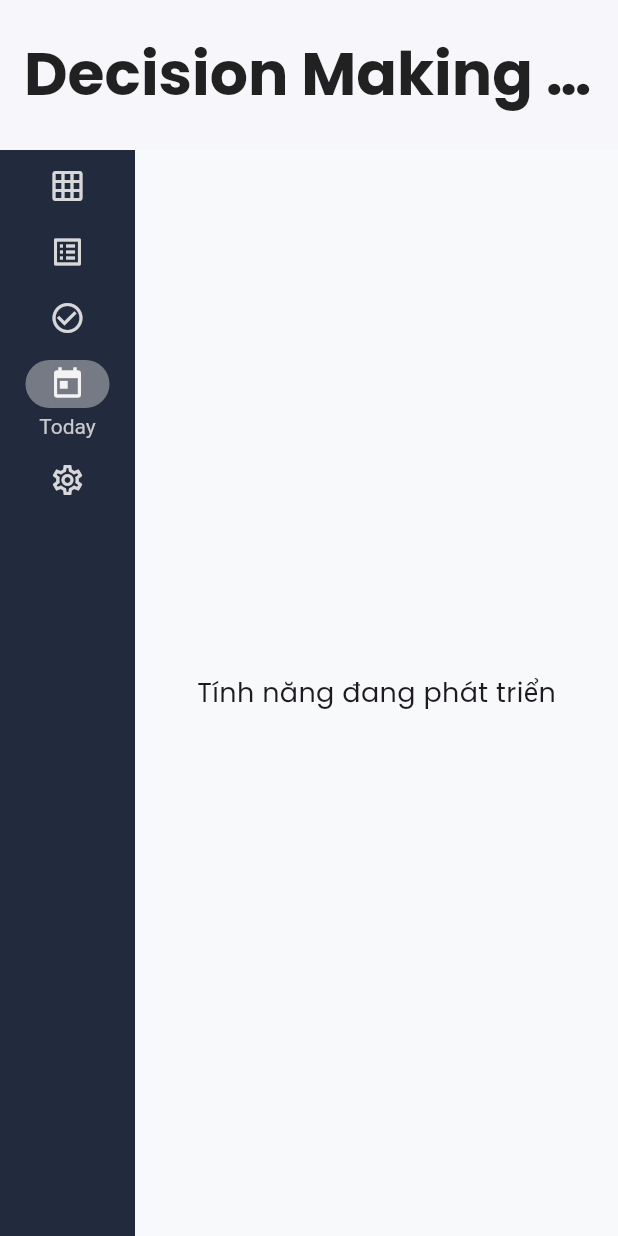
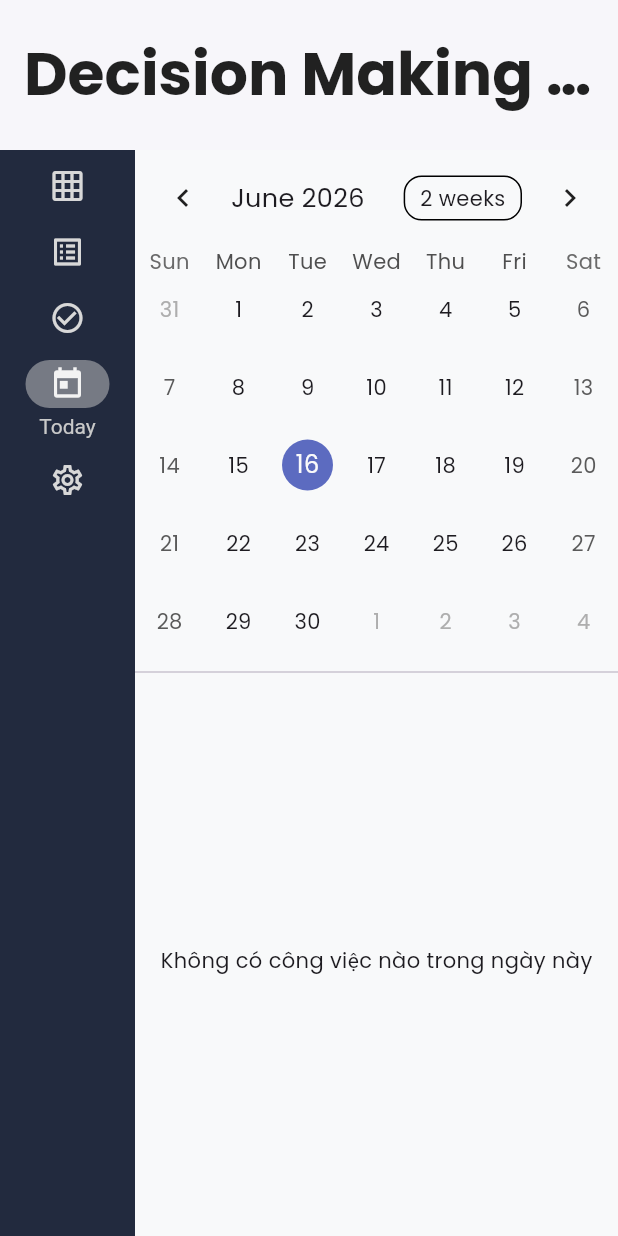
Before and after one commit to Chick25/decisionMakingTool, a Flutter app: the screen it shows after launch, after a tap on "All Tasks", after a tap on "Completed", after a tap on "Today", on a phone screen of 412 x 824 dp. Run offline on Flutter 3.47's test engine with Material 3 defaults, Android fonts, the phone set to English and light mode, and no system bars; drawn by our look-alikes of table_calendar; our stand-ins replace fl_chart, google_fonts, hive_flutter, shared_preferences; accounts and stored records are empty.

Commit message:
add feature today & completed

```diff
--- /dev/null
+++ b/lib/features/all_task/completed_screen.dart
@@ -0,0 +1,169 @@
+import 'package:flutter/material.dart';
+import 'package:provider/provider.dart';
+import 'package:google_fonts/google_fonts.dart';
+import '../../providers/task_provider.dart';
+import '../../models/task.dart';
+import '../../services/task_service.dart';
+
+class CompletedScreen extends StatelessWidget {
+  const CompletedScreen({super.key});
+
+  // Hàm xác định Key để xóa/tương tác
+  String _findKeyForTask(Task task, TaskProvider provider) {
+    if (provider.urgentImportant.contains(task)) return TaskService.urgentImportantKey;
+    if (provider.notUrgentImportant.contains(task)) return TaskService.notUrgentImportantKey;
+    if (provider.urgentNotImportant.contains(task)) return TaskService.urgentNotImportantKey;
+    return TaskService.notUrgentNotImportantKey;
+  }
+
+  @override
+  Widget build(BuildContext context) {
+    return Scaffold(
+      backgroundColor: const Color(0xFFF8F9FA), // Màu nền xám nhạt cực sang
+      body: Consumer<TaskProvider>(
+        builder: (context, provider, child) {
+          final completedTasks = [
+            ...provider.urgentImportant,
+            ...provider.notUrgentImportant,
+            ...provider.urgentNotImportant,
+            ...provider.notUrgentNotImportant
+          ].where((task) => task.isDone).toList();
+
+          return CustomScrollView(
+            slivers: [
+              // Header nghệ thuật
+              SliverAppBar(
+                expandedHeight: 180.0,
+                floating: false,
+                pinned: true,
+                flexibleSpace: FlexibleSpaceBar(
+                  title: Text(
+                    "Mission Accomplished",
+                    style: GoogleFonts.philosopher(
+                      fontWeight: FontWeight.bold,
+                      color: Colors.white,
+                    ),
+                  ),
+                  background: Container(
+                    decoration: const BoxDecoration(
+                      gradient: LinearGradient(
+                        colors: [Color(0xFF2E3192), Color(0xFF1BFFFF)],
+                        begin: Alignment.topLeft,
+                        end: Alignment.bottomRight,
+                      ),
+                    ),
+                    child: Center(
+                      child: Column(
+                        mainAxisAlignment: MainAxisAlignment.center,
+                        children: [
+                          const Icon(Icons.stars, color: Colors.white, size: 40),
+                          const SizedBox(height: 10),
+                          Text(
+                            "${completedTasks.length} tasks finished",
+                            style: const TextStyle(color: Colors.white70, fontSize: 16),
+                          ),
+                        ],
+                      ),
+                    ),
+                  ),
+                ),
+              ),
+
+              // Danh sách Task
+              completedTasks.isEmpty
+                  ? const SliverFillRemaining(
+                      child: Center(
+                        child: Text("Keep crushing your goals!"),
+                      ),
+                    )
+                  : SliverPadding(
+                      padding: const EdgeInsets.all(16),
+                      sliver: SliverList(
+                        delegate: SliverChildBuilderDelegate(
+                          (context, index) {
+                            final task = completedTasks[index];
+                            final key = _findKeyForTask(task, provider);
+                            return _buildModernTaskCard(context, task, key, provider);
+                          },
+                          childCount: completedTasks.length,
+                        ),
+                      ),
+                    ),
+            ],
+          );
+        },
+      ),
+    );
+  }
+
+  Widget _buildModernTaskCard(BuildContext context, Task task, String key, TaskProvider provider) {
+    return Container(
+      margin: const EdgeInsets.only(bottom: 15),
+      decoration: BoxDecoration(
+        color: Colors.white,
+        borderRadius: BorderRadius.circular(15),
+        boxShadow: [
+          BoxShadow(
+            color: Colors.black.withOpacity(0.05),
+            blurRadius: 10,
+            offset: const Offset(0, 4),
+          ),
+        ],
+      ),
+      child: ClipRRect(
+        borderRadius: BorderRadius.circular(15),
+        child: Container(
+          // Đường kẻ màu nhỏ bên trái để phân biệt loại Task (Eisenhower)
+          decoration: BoxDecoration(
+            border: Border(
+              left: BorderSide(
+                color: _getCategoryColor(key),
+                width: 6,
+              ),
+            ),
+          ),
+          child: ListTile(
+            contentPadding: const EdgeInsets.symmetric(horizontal: 20, vertical: 10),
+            leading: Container(
+              padding: const EdgeInsets.all(8),
+              decoration: BoxDecoration(
+                color: Colors.green.withOpacity(0.1),
+                shape: BoxShape.circle,
+              ),
+              child: const Icon(Icons.check_circle, color: Colors.green),
+            ),
+            title: Text(
+              task.title,
+              style: GoogleFonts.inter(
+                fontSize: 18,
+                fontWeight: FontWeight.w500,
+                color: Colors.grey[800],
+                decoration: TextDecoration.lineThrough, // Gạch ngang vì đã xong
+              ),
+            ),
+            subtitle: Padding(
+              padding: const EdgeInsets.only(top: 4),
+              child: Text(
+                "Completed on ${task.createdAt.day}/${task.createdAt.month}",
+                style: TextStyle(color: Colors.grey[500], fontSize: 13),
+              ),
+            ),
+            trailing: IconButton(
+              icon: const Icon(Icons.delete_outline, color: Colors.redAccent),
+              onPressed: () => provider.deleteTask(key, task),
+            ),
+          ),
+        ),
+      ),
+    );
+  }
+
+  Color _getCategoryColor(String key) {
+    switch (key) {
+      case TaskService.urgentImportantKey: return Colors.redAccent;
+      case TaskService.notUrgentImportantKey: return Colors.blueAccent;
+      case TaskService.urgentNotImportantKey: return Colors.orangeAccent;
+      default: return Colors.grey;
+    }
+  }
+}
--- /dev/null
+++ b/lib/features/all_task/today_screen.dart
@@ -0,0 +1,86 @@
+import 'package:flutter/material.dart';
+import 'package:provider/provider.dart';
+import 'package:table_calendar/table_calendar.dart';
+import '../../providers/task_provider.dart';
+import '../../models/task.dart';
+import '../../widgets/taskitem.dart';
+
+class TodayScreen extends StatefulWidget {
+  const TodayScreen({super.key});
+
+  @override
+  State<TodayScreen> createState() => _TodayScreenState();
+}
+
+class _TodayScreenState extends State<TodayScreen> {
+  CalendarFormat _calendarFormat = CalendarFormat.month;
+  DateTime _focusedDay = DateTime.now();
+  DateTime? _selectedDay;
+
+  @override
+  void initState() {
+    super.initState();
+    _selectedDay = _focusedDay;
+  }
+
+  // Lọc task theo ngày
+  List<Task> _getTasksForDay(DateTime day, TaskProvider provider) {
+    final allTasks = [
+      ...provider.urgentImportant,
+      ...provider.notUrgentImportant,
+      ...provider.urgentNotImportant,
+      ...provider.notUrgentNotImportant
+    ];
+    return allTasks.where((task) {
+      return task.deadline != null &&
+          task.deadline!.year == day.year &&
+          task.deadline!.month == day.month &&
+          task.deadline!.day == day.day;
+    }).toList();
+  }
+
+  @override
+  Widget build(BuildContext context) {
+    return Scaffold(
+      body: Consumer<TaskProvider>(
+        builder: (context, provider, child) {
+          final tasksForSelectedDay = _getTasksForDay(_selectedDay ?? _focusedDay, provider);
+
+          return Column(
+            children: [
+              TableCalendar(
+                firstDay: DateTime.utc(2020, 1, 1),
+                lastDay: DateTime.utc(2030, 12, 31),
+                focusedDay: _focusedDay,
+                calendarFormat: _calendarFormat,
+                selectedDayPredicate: (day) => isSameDay(_selectedDay, day),
+                onDaySelected: (selectedDay, focusedDay) {
+                  setState(() {
+                    _selectedDay = selectedDay;
+                    _focusedDay = focusedDay;
+                  });
+                },
+                onFormatChanged: (format) => setState(() => _calendarFormat = format),
+              ),
+              const Divider(),
+              Expanded(
+                child: tasksForSelectedDay.isEmpty
+                    ? const Center(child: Text("Không có công việc nào trong ngày này"))
+                    : ListView.builder(
+                        itemCount: tasksForSelectedDay.length,
+                        itemBuilder: (context, index) {
+                          return TaskItem(
+                            task: tasksForSelectedDay[index],
+                            onChanged: (val) {}, // Cần truyền logic update vào đây
+                            onDelete: () {},     // Cần truyền logic delete vào đây
+                          );
+                        },
+                      ),
+              ),
+            ],
+          );
+        },
+      ),
+    );
+  }
+}
--- a/lib/main.dart
+++ b/lib/main.dart
@@ -13,6 +13,9 @@ import 'providers/theme_provider.dart';
 import 'package:hive_flutter/hive_flutter.dart';   // Đảm bảo có dòng này
 import 'package:path_provider/path_provider.dart';
 import 'providers/task_provider.dart';     // ← Thêm dòng này nếu chưa có
+import 'features/all_task/completed_screen.dart'; // ← Thêm dòng này
+import 'features/all_task/today_screen.dart'; // ← Thêm dòng này
+
 
 void main() async{
 
@@ -250,6 +253,10 @@ class _MainAppState extends State<MainApp> {
           urgentNotImportant: urgentNotImportant,
           notUrgentNotImportant: notUrgentNotImportant,
         );
+      case 2:
+        return const CompletedScreen();
+      case 3:
+        return const TodayScreen();
       case 4:
         return const SettingsScreen();   // ← Sửa ở đây
       default:
--- a/pubspec.yaml
+++ b/pubspec.yaml
@@ -17,6 +17,8 @@ dependencies:
   hive_flutter: ^1.1.0
   provider: ^6.1.2
   shared_preferences: ^2.3.0
+  table_calendar: ^3.1.0
+  intl: 0.20.2
 
 dev_dependencies:
   flutter_test:
```
Also changed, not shown: lib/providers/task_provider.dart (+10 -0 lines), pubspec.lock, 1 other file.
